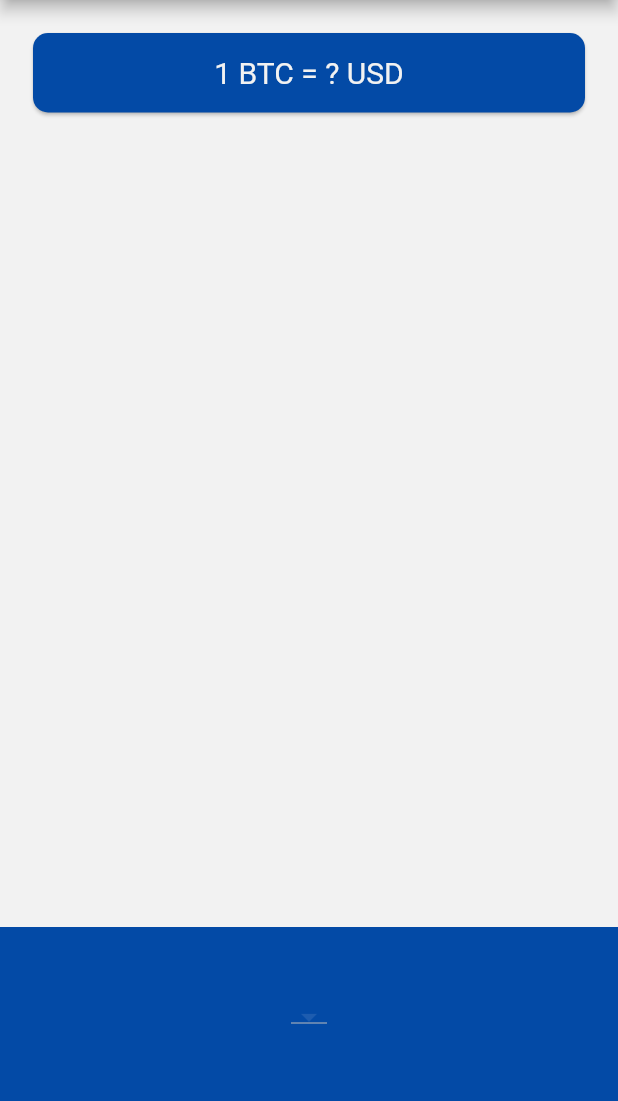
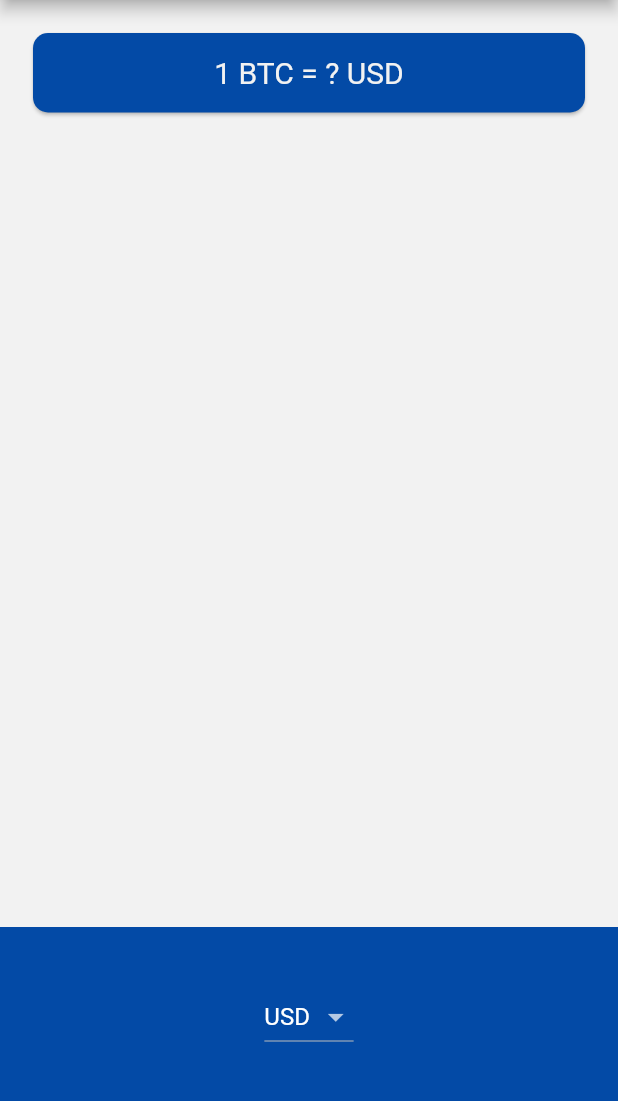
Before and after one commit to ashwanisng/Bitcoin-Ticker-App, a Flutter app: the screen it shows after launch, on a phone screen of 412 x 824 dp, the part 84-1185 px from its top. Run offline on Flutter 3.47's test engine with Material 2 defaults, Android fonts, the phone set to English and light mode, and no system bars.

Commit message:
created dropdown menu using material design

```diff
--- /dev/null
+++ b/lib/coin_data.dart
@@ -0,0 +1,31 @@
+const List<String> currenciesList = [
+  'AUD',
+  'BRL',
+  'CAD',
+  'CNY',
+  'EUR',
+  'GBP',
+  'HKD',
+  'IDR',
+  'ILS',
+  'INR',
+  'JPY',
+  'MXN',
+  'NOK',
+  'NZD',
+  'PLN',
+  'RON',
+  'RUB',
+  'SEK',
+  'SGD',
+  'USD',
+  'ZAR',
+];
+
+const List<String> cryptoList = [
+  'BTC',
+  'ETH',
+  'LTC',
+];
+
+class CoinData {}
--- a/lib/screens/price_screen.dart
+++ b/lib/screens/price_screen.dart
@@ -1,9 +1,27 @@
-import 'dart:ui';
-
+import 'package:bitcoin_ticker/coin_data.dart';
 import 'package:bitcoin_ticker/utilities/constant.dart';
 import 'package:flutter/material.dart';
 
-class PriceScreen extends StatelessWidget {
+String selectedCurrency = 'USD';
+
+class PriceScreen extends StatefulWidget {
+  @override
+  _PriceScreenState createState() => _PriceScreenState();
+}
+
+class _PriceScreenState extends State<PriceScreen> {
+  List<DropdownMenuItem> getDropDownMenu() {
+    List<DropdownMenuItem<String>> dropDownMenuItem = [];
+    for (String currency in currenciesList) {
+      var newItem = DropdownMenuItem(
+        child: Text(currency),
+        value: currency,
+      );
+      dropDownMenuItem.add(newItem);
+    }
+    return dropDownMenuItem;
+  }
+
   @override
   Widget build(BuildContext context) {
     return Scaffold(
@@ -41,8 +59,13 @@ class PriceScreen extends StatelessWidget {
             alignment: Alignment.center,
             padding: EdgeInsets.only(bottom: 30.0),
             child: DropdownButton(
-              items: null,
-              onChanged: (String value) {},
+              value: selectedCurrency,
+              items: getDropDownMenu(),
+              onChanged: (value) {
+                setState(() {
+                  selectedCurrency = value;
+                });
+              },
             ),
           )
         ],
```
